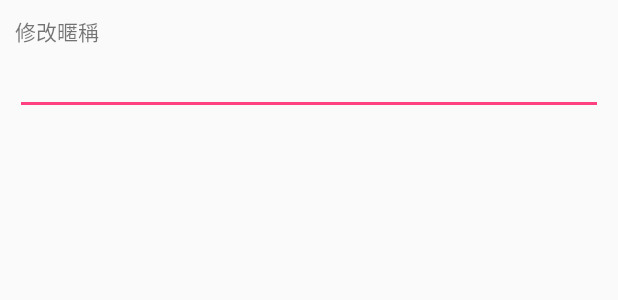
After one commit to NiYiHao/TestChat, an Android app: the layout dialog_edit_name.xml on its own in the app's theme, with its tools: preview values and no code run, on a phone screen of 412 x 824 dp. The commit adds this screen. Shown: the top 300 px of the screen. Run offline under Robolectric (Android 15) with nearby library versions, the phone set to English and light mode, and no system bars.

Commit message:
y0.0.1
+新增修改暱稱
+新增修改密碼

```diff
--- /dev/null
+++ b/app/src/main/res/layout/dialog_edit_name.xml
@@ -0,0 +1,28 @@
+<?xml version="1.0" encoding="utf-8"?>
+<android.support.constraint.ConstraintLayout xmlns:android="http://schemas.android.com/apk/res/android"
+    xmlns:tools="http://schemas.android.com/tools"
+    android:layout_width="match_parent"
+    android:layout_height="match_parent">
+
+    <LinearLayout
+        android:layout_width="match_parent"
+        android:layout_height="match_parent"
+        android:orientation="vertical"
+        android:padding="10dp"
+        tools:layout_editor_absoluteX="10dp"
+        tools:layout_editor_absoluteY="10dp">
+
+        <TextView
+            android:id="@+id/textview"
+            android:layout_width="match_parent"
+            android:layout_height="wrap_content"
+            android:text="修改暱稱" />
+
+        <EditText
+            android:id="@+id/dialogEditName"
+            android:layout_width="match_parent"
+            android:layout_height="wrap_content"
+            android:ems="10"
+            android:inputType="textPersonName" />
+    </LinearLayout>
+</android.support.constraint.ConstraintLayout>
--- a/app/src/main/res/menu/menu_menu.xml
+++ b/app/src/main/res/menu/menu_menu.xml
@@ -3,6 +3,12 @@
     xmlns:android="http://schemas.android.com/apk/res/android">
 
     <item
+        android:id="@+id/menu_edit_name"
+        android:title="Edit name" />
+    <item
+        android:id="@+id/menu_edit_password"
+        android:title="Change Password" />
+    <item
         android:id="@+id/menu_sign_out"
         android:title="Sign out"
         app:showAsAction="never" />
```
Also changed, not shown: app/src/main/java/com/example/administrator/testchat/MainActivity.java (+71 -67 lines), app/src/main/res/layout/dialog_edit_password.xml (added, +28 -0 lines).
